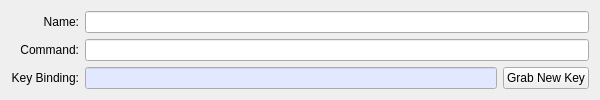
First picture: the form in src/ui/keybindings_main_area.ui, repository Mudlet/Mudlet, before the edit.
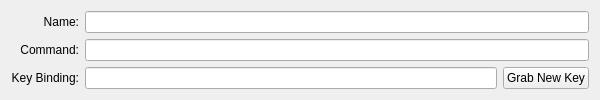
Second picture: the form after the edit.

Commit message:
Revise: remove all `QPalette`s from forms/dialogues
This should close #4244 but might introduce other coloration issues in the
affected forms/dialogues:
* `about_dialog.ui`
* `composer.ui`
* `connection_profiles.ui`
* `keybindings_main_area.ui`
* `mapper.ui`
* `profile_preferences.ui`

Diff of the .ui file:
```diff
--- a/src/ui/keybindings_main_area.ui
+++ b/src/ui/keybindings_main_area.ui
@@ -63,43 +63,6 @@
    </item>
    <item row="2" column="1">
     <widget class="QLineEdit" name="lineEdit_key_binding">
-     <property name="palette">
-      <palette>
-       <active>
-        <colorrole role="Base">
-         <brush brushstyle="SolidPattern">
-          <color alpha="255">
-           <red>225</red>
-           <green>232</green>
-           <blue>255</blue>
-          </color>
-         </brush>
-        </colorrole>
-       </active>
-       <inactive>
-        <colorrole role="Base">
-         <brush brushstyle="SolidPattern">
-          <color alpha="255">
-           <red>225</red>
-           <green>232</green>
-           <blue>255</blue>
-          </color>
-         </brush>
-        </colorrole>
-       </inactive>
-       <disabled>
-        <colorrole role="Base">
-         <brush brushstyle="SolidPattern">
-          <color alpha="255">
-           <red>244</red>
-           <green>244</green>
-           <blue>244</blue>
-          </color>
-         </brush>
-        </colorrole>
-       </disabled>
-      </palette>
-     </property>
      <property name="readOnly">
       <bool>true</bool>
      </property>
```
The commit also changes 5 other files.
